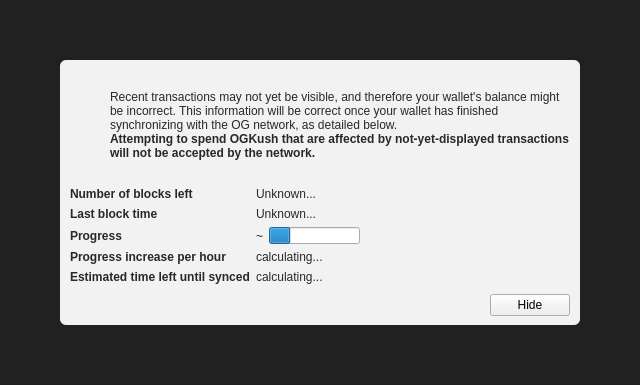
Qt form src/qt/forms/modaloverlay.ui (minblock/ogkushcoin) before a commit.
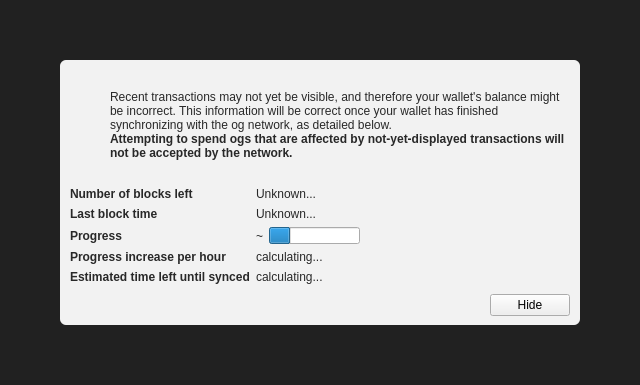
The same form after that commit. Icons and pictures are not drawn. Custom widgets are drawn as their Qt base class.

Patch:
```diff
--- a/src/qt/forms/modaloverlay.ui
+++ b/src/qt/forms/modaloverlay.ui
@@ -130,7 +130,7 @@
              <item>
               <widget class="QLabel" name="infoText">
                <property name="text">
-                <string>Recent transactions may not yet be visible, and therefore your wallet's balance might be incorrect. This information will be correct once your wallet has finished synchronizing with the OG network, as detailed below.</string>
+                <string>Recent transactions may not yet be visible, and therefore your wallet's balance might be incorrect. This information will be correct once your wallet has finished synchronizing with the og network, as detailed below.</string>
                </property>
                <property name="textFormat">
                 <enum>Qt::RichText</enum>
@@ -149,7 +149,7 @@
                 </font>
                </property>
                <property name="text">
-                <string>Attempting to spend OGKush that are affected by not-yet-displayed transactions will not be accepted by the network.</string>
+                <string>Attempting to spend ogs that are affected by not-yet-displayed transactions will not be accepted by the network.</string>
                </property>
                <property name="textFormat">
                 <enum>Qt::RichText</enum>
```
Left out of the diff: 2 changed lines with no effect on the pictures.
